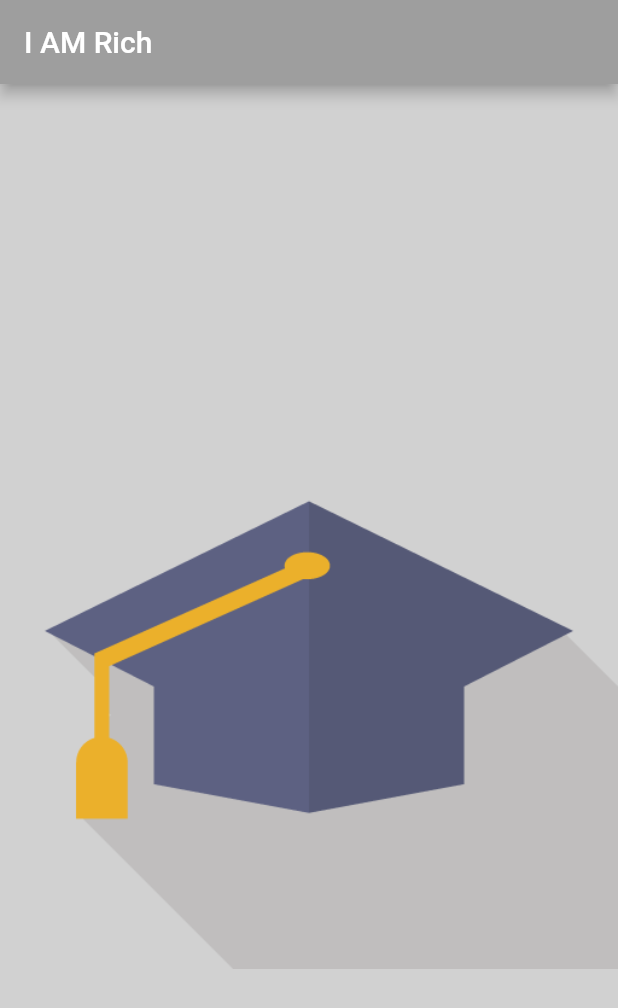
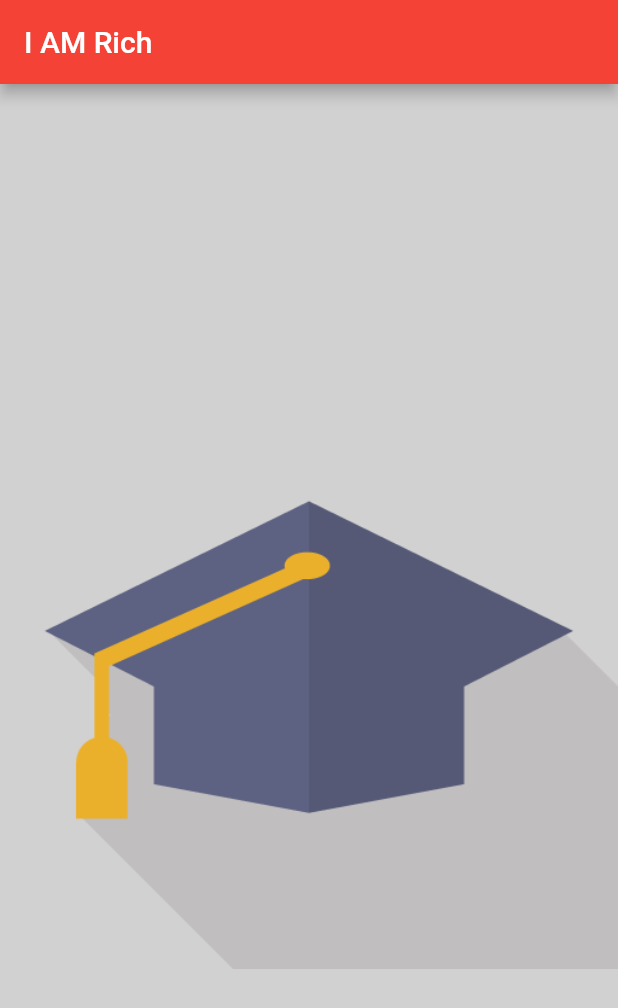
Before and after one commit to Toma-0/flutter_Study, a Flutter app: the screen it shows after launch, on a phone screen of 412 x 824 dp. Shown: the top 1008 px of the screen. Run offline on Flutter 3.47's test engine with Material 2 defaults, Android fonts, the phone set to English and light mode, and no system bars.

Commit message:
stlessを行う

```diff
--- a/tutrial/lib/main.dart
+++ b/tutrial/lib/main.dart
@@ -4,23 +4,25 @@ import 'package:flutter/material.dart';
 
 //main関数は全てのflutterアプリの出発点です。
 void main() {
-  runApp(
-    MaterialApp(
+  runApp(MyApp());
+}
+
+class MyApp extends StatelessWidget {
+  @override
+  Widget build(BuildContext context) {
+    return MaterialApp(
       home: Scaffold(
         backgroundColor: Color.fromARGB(255, 209, 209, 209),
-
         appBar: AppBar(
           title: Text("I AM Rich"),
-          backgroundColor: Colors.grey,
+          backgroundColor: Colors.red,
         ),
-
-         body: Center(
+        body: Center(
           child: Image(
             image: AssetImage('images/TEST.png'),
           ),
         ),
-
       ),
-    ),
-  );
+    );
+  }
 }
```
